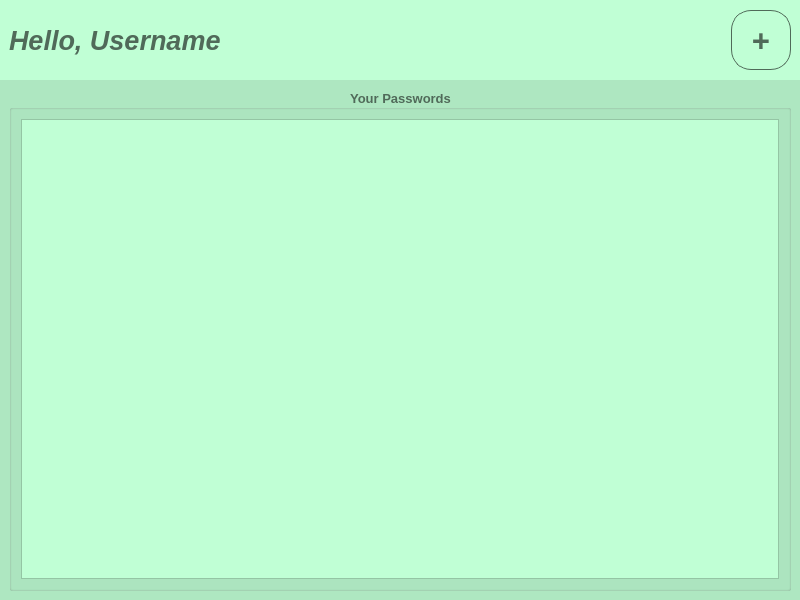
First picture: the form in UI/mainwindow.ui, repository milonpabis/MasterPass, before the edit.
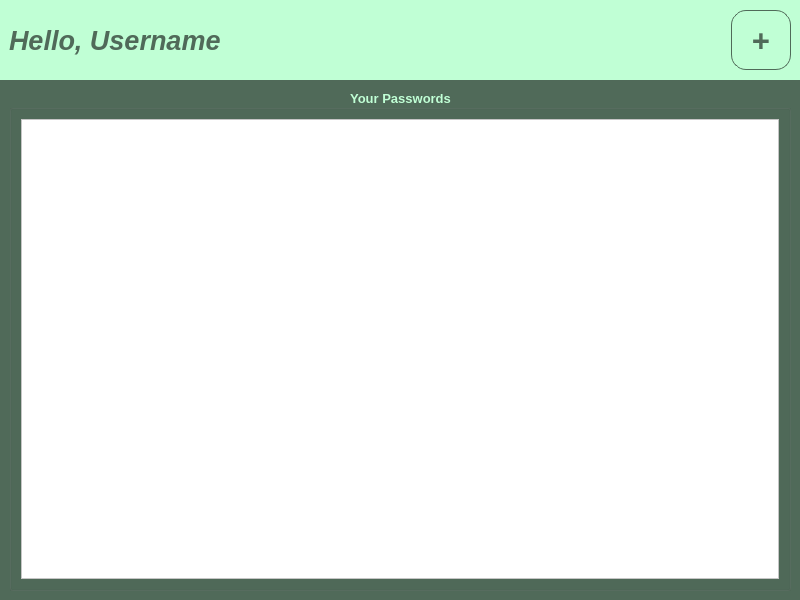
Second picture: the form after the edit.

Diff of the .ui file:
```diff
--- a/UI/mainwindow.ui
+++ b/UI/mainwindow.ui
@@ -25,6 +25,9 @@
   <property name="windowTitle">
    <string>MainWindow</string>
   </property>
+  <property name="styleSheet">
+   <string notr="true"/>
+  </property>
   <widget class="QWidget" name="centralwidget">
    <property name="minimumSize">
     <size>
@@ -38,6 +41,9 @@
      <height>600</height>
     </size>
    </property>
+   <property name="styleSheet">
+    <string notr="true"/>
+   </property>
    <layout class="QVBoxLayout" name="verticalLayout">
     <property name="spacing">
      <number>0</number>
@@ -117,10 +123,20 @@
           </font>
          </property>
          <property name="styleSheet">
-          <string notr="true">border-radius: 20px;
+          <string notr="true">QPushButton {border-radius: 15px;
 background-color: rgb(192, 255, 213);
 border: 1px solid rgb(80, 106, 89);
-color: rgb(80, 106, 89);</string>
+color: rgb(80, 106, 89);}
+
+QPushButton:hover {border-radius: 20px;
+background-color: rgb(192, 255, 213);
+border: 1px solid rgb(80, 106, 89);
+color: rgb(80, 106, 89);}
+
+QPushButton:pressed {border-radius: 20px;
+background-color: rgb(192, 245, 213);
+border: 1px solid rgb(80, 106, 89);
+color: rgb(80, 106, 89);}</string>
          </property>
          <property name="text">
           <string>+</string>
@@ -139,7 +155,7 @@
        </size>
       </property>
       <property name="styleSheet">
-       <string notr="true">background-color: rgb(174, 231, 193);</string>
+       <string notr="true">background-color: rgb(80, 106, 89);</string>
       </property>
       <property name="frameShape">
        <enum>QFrame::NoFrame</enum>
@@ -157,7 +173,7 @@
           </font>
          </property>
          <property name="styleSheet">
-          <string notr="true">color: rgb(80, 106, 89);</string>
+          <string notr="true">color: rgb(192, 255, 213);</string>
          </property>
          <property name="title">
           <string>Your Passwords</string>
@@ -169,7 +185,7 @@
           <item>
            <widget class="QListView" name="listView_passwords">
             <property name="styleSheet">
-             <string notr="true">background-color: rgb(192, 255, 213);</string>
+             <string notr="true">background-color: rgb(255, 255, 255);</string>
             </property>
             <property name="spacing">
              <number>70</number>
```
Left out of the diff: 3 changed lines with no effect on the pictures.
